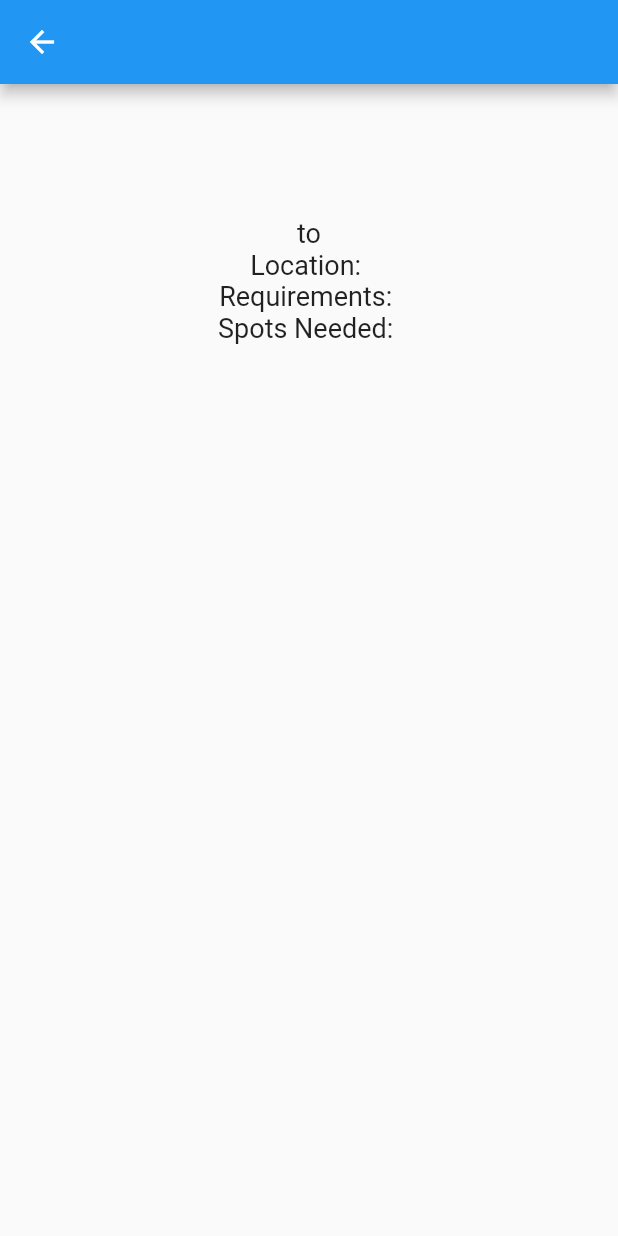
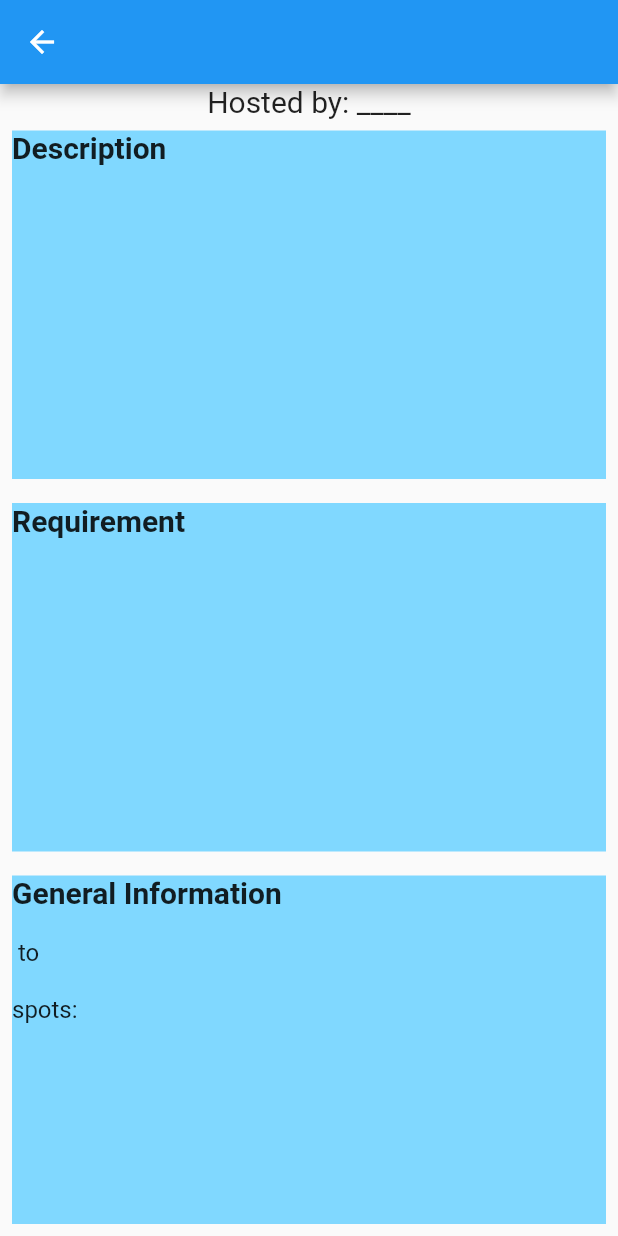
Before and after one commit to VictorTPhan/VolunteerApp, a Flutter app: the VolunteerEventPage screen opened directly, on a phone screen of 412 x 824 dp. Run offline on Flutter 3.47's test engine with Material 2 defaults, Android fonts, the phone set to English and light mode, and no system bars; our stand-ins replace date_field, firebase_auth, firebase_core, firebase_database, intl_phone_field; accounts and stored records are empty.

Commit message:
Info page for the event
Info page for the event

```diff
--- a/lib/volunteer_event_page.dart
+++ b/lib/volunteer_event_page.dart
@@ -47,55 +47,110 @@ class _VolunteerEventPageState extends State<VolunteerEventPage> {
 
   @override
   Widget build(BuildContext context) {
+
+    const TextStyle label = TextStyle(
+      fontSize: 20,
+      fontWeight: FontWeight.bold,
+    );
+
+    const TextStyle info = TextStyle(
+      fontSize: 16
+    );
+
     return Scaffold(
       appBar: AppBar(
-        title: Text(EventToLookUp.lookup.timeStamp),
+        title: Text(name),
       ),
       body: Center(
         child: Column(
           children: [
             Text(
-              name,
+                "Hosted by: ____",
               style: TextStyle(
-                fontSize: 40,
+                fontSize: 20,
               ),
             ),
+            Expanded(
+              flex: 25,
+                child: Padding(
+                  padding: const EdgeInsets.all(8.0),
+                  child: Container(
+                    width: double.infinity,
+                    color: Colors.lightBlueAccent[100],
+                    child: Column(
+                      crossAxisAlignment: CrossAxisAlignment.start,
+                      children: [
                         Text(
-              description,
-              style: TextStyle(
-                  fontSize: 18
+                            "Description",
+                            style: label
                         ),
+                        Text(
+                            "        " + description,
+                               style: info
+                        ),
+                      ],
+                    ),
+                  ),
+                )
+            ),
+            Expanded(
+                flex: 25,
+                child: Padding(
+                  padding: const EdgeInsets.all(8.0),
+                  child: Container(
+                    width: double.infinity,
+                    color: Colors.lightBlueAccent[100],
+                    child: Column(
+                      crossAxisAlignment: CrossAxisAlignment.start,
+                      children: [
+                        Text(
+                          "Requirement",
+                          style: label
+                        ),
+                        Text(
+                          requirement,
+                          style: info
+                        ),
+                      ],
+                    ),
+                  ),
+                )
+            ),
+            Expanded(
+                flex: 25,
+                child: Padding(
+                  padding: const EdgeInsets.all(8.0),
+                  child: Container(
+                    width: double.infinity,
+                    color: Colors.lightBlueAccent[100],
+                    child: Column(
+                      crossAxisAlignment: CrossAxisAlignment.start,
+                      children: [
+                        Text(
+                          "General Information",
+                          style: label,
                         ),
                         Text(
                             startDate,
-              style: TextStyle(
-                  fontSize: 18
-              ),
+                            style: info,
                         ),
                         Text(
                           startTime + " to " + endTime,
-              style: TextStyle (
-                  fontSize: 18
+                          style: info,
+                        ),
+                        Text(
+                            location,
+                            style: info,
+                        ),
+                        Text(
+                            "spots: " + spots,
+                          style: info,
+                        ),
+                      ],
                     ),
                   ),
-            Text(
-              "Location: " + location,
-              style: TextStyle(
-                  fontSize: 18
                 ),
             ),
-            Text(
-              "Requirements: " + requirement,
-              style: TextStyle(
-                  fontSize: 18
-              ),
-            ),
-            Text(
-              "Spots Needed: " + spots,
-              style: TextStyle(
-                  fontSize: 18
-              ),
-            )
           ],
         ),
       ),
```
Also changed, not shown: 1 other file. Lines whose indentation alone changed are shown as unchanged.
